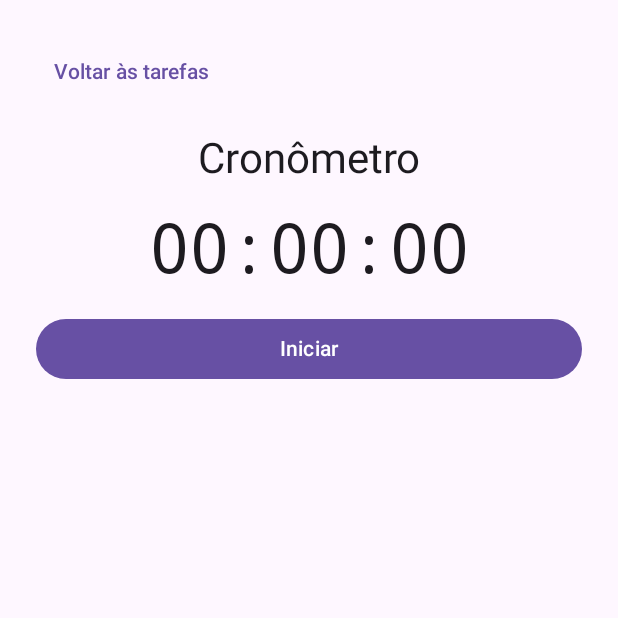
After one commit to GAMAZZO/Estudoapp, an Android app built with Jetpack Compose: the composable StopwatchScreen shown on its own in the app's theme, on a phone screen of 412 x 824 dp, the top half of it. The commit adds this screen. Run offline under Robolectric (Android 15) with nearby library versions, the phone set to English and light mode, and no system bars.

Commit message:
Adiciona cronômetro e registro de sessões de estudo

```diff
--- a/app/src/main/java/tcc/estudoapp/MainActivity.kt
+++ b/app/src/main/java/tcc/estudoapp/MainActivity.kt
@@ -8,18 +8,18 @@ import androidx.compose.foundation.isSystemInDarkTheme
 import androidx.compose.material3.MaterialTheme
 import androidx.compose.material3.darkColorScheme
 import androidx.compose.material3.lightColorScheme
-import tcc.estudoapp.ui.TasksScreen
+import tcc.estudoapp.ui.StudyApp
 
 class MainActivity : ComponentActivity() {
     override fun onCreate(savedInstanceState: Bundle?) {
         super.onCreate(savedInstanceState)
         enableEdgeToEdge()
-        val taskDao = (application as EstudoApplication).database.studyTaskDao()
+        val database = (application as EstudoApplication).database
 
         setContent {
             val colorScheme = if (isSystemInDarkTheme()) darkColorScheme() else lightColorScheme()
             MaterialTheme(colorScheme = colorScheme) {
-                TasksScreen(taskDao)
+                StudyApp(database)
             }
         }
     }
--- /dev/null
+++ b/app/src/main/java/tcc/estudoapp/ui/StopwatchScreen.kt
@@ -0,0 +1,111 @@
+package tcc.estudoapp.ui
+
+import android.os.SystemClock
+import androidx.compose.foundation.layout.Arrangement
+import androidx.compose.foundation.layout.Column
+import androidx.compose.foundation.layout.fillMaxSize
+import androidx.compose.foundation.layout.fillMaxWidth
+import androidx.compose.foundation.layout.padding
+import androidx.compose.foundation.rememberScrollState
+import androidx.compose.foundation.verticalScroll
+import androidx.compose.material3.Button
+import androidx.compose.material3.MaterialTheme
+import androidx.compose.material3.OutlinedButton
+import androidx.compose.material3.Scaffold
+import androidx.compose.material3.Text
+import androidx.compose.material3.TextButton
+import androidx.compose.runtime.Composable
+import androidx.compose.runtime.getValue
+import androidx.compose.runtime.produceState
+import androidx.compose.ui.Alignment
+import androidx.compose.ui.Modifier
+import androidx.compose.ui.res.stringResource
+import androidx.compose.ui.semantics.clearAndSetSemantics
+import androidx.compose.ui.semantics.contentDescription
+import androidx.compose.ui.semantics.heading
+import androidx.compose.ui.semantics.semantics
+import androidx.compose.ui.text.font.FontFamily
+import androidx.compose.ui.unit.dp
+import androidx.lifecycle.Lifecycle
+import androidx.lifecycle.compose.LocalLifecycleOwner
+import androidx.lifecycle.repeatOnLifecycle
+import kotlinx.coroutines.delay
+import tcc.estudoapp.R
+import java.util.Locale
+
+@Composable
+internal fun StopwatchScreen(
+    timer: StudyTimer,
+    saving: Boolean,
+    saved: Boolean,
+    saveFailed: Boolean,
+    onBack: () -> Unit,
+    onStart: () -> Unit,
+    onPause: () -> Unit,
+    onFinish: () -> Unit
+) {
+    val lifecycle = LocalLifecycleOwner.current.lifecycle
+    val now by produceState(SystemClock.elapsedRealtime(), timer, lifecycle) {
+        value = SystemClock.elapsedRealtime()
+        if (timer.isRunning) {
+            lifecycle.repeatOnLifecycle(Lifecycle.State.STARTED) {
+                while (true) {
+                    value = SystemClock.elapsedRealtime()
+                    delay(200)
+                }
+            }
+        }
+    }
+    val seconds = timer.elapsedAt(now) / 1_000
+    val elapsed = String.format(Locale.getDefault(), "%02d:%02d:%02d", seconds / 3600, seconds / 60 % 60, seconds % 60)
+    val elapsedDescription = stringResource(R.string.stopwatch_elapsed_description, elapsed)
+    val active = timer.id.isNotEmpty()
+
+    Scaffold { contentPadding ->
+        Column(
+            modifier = Modifier.fillMaxSize().padding(contentPadding)
+                .verticalScroll(rememberScrollState()).padding(24.dp),
+            verticalArrangement = Arrangement.spacedBy(16.dp),
+            horizontalAlignment = Alignment.CenterHorizontally
+        ) {
+            TextButton(onClick = onBack, enabled = !saving, modifier = Modifier.align(Alignment.Start)) {
+                Text(stringResource(R.string.stopwatch_back))
+            }
+            Text(
+                text = stringResource(R.string.stopwatch_title),
+                style = MaterialTheme.typography.headlineMedium,
+                modifier = Modifier.semantics { heading() }
+            )
+            Text(
+                text = elapsed,
+                style = MaterialTheme.typography.displayMedium,
+                fontFamily = FontFamily.Monospace,
+                modifier = Modifier.clearAndSetSemantics { contentDescription = elapsedDescription }
+            )
+            if (active) {
+                Text(stringResource(if (timer.isRunning) R.string.stopwatch_running else R.string.stopwatch_paused))
+            }
+            val actionLabel = when {
+                timer.isRunning -> R.string.stopwatch_pause
+                active -> R.string.stopwatch_resume
+                else -> R.string.stopwatch_start
+            }
+            Button(
+                onClick = if (timer.isRunning) onPause else onStart,
+                enabled = !saving,
+                modifier = Modifier.fillMaxWidth()
+            ) {
+                Text(stringResource(actionLabel))
+            }
+            if (active) {
+                OutlinedButton(onClick = onFinish, enabled = !saving, modifier = Modifier.fillMaxWidth()) {
+                    Text(stringResource(R.string.stopwatch_finish))
+                }
+            }
+            if (saved) Text(stringResource(R.string.stopwatch_saved))
+            if (saveFailed) {
+                Text(stringResource(R.string.stopwatch_save_error), color = MaterialTheme.colorScheme.error)
+            }
+        }
+    }
+}
--- a/app/src/main/res/values/strings.xml
+++ b/app/src/main/res/values/strings.xml
@@ -23,4 +23,15 @@
     <string name="task_delete_title">Excluir tarefa?</string>
     <string name="task_delete_confirmation">A tarefa “%1$s” será removida da lista.</string>
     <string name="task_delete_error">Não foi possível excluir a tarefa. Tente novamente.</string>
+    <string name="stopwatch_title">Cronômetro</string>
+    <string name="stopwatch_back">Voltar às tarefas</string>
+    <string name="stopwatch_start">Iniciar</string>
+    <string name="stopwatch_pause">Pausar</string>
+    <string name="stopwatch_resume">Retomar</string>
+    <string name="stopwatch_finish">Encerrar e salvar</string>
+    <string name="stopwatch_running">Sessão em andamento</string>
+    <string name="stopwatch_paused">Sessão pausada</string>
+    <string name="stopwatch_saved">Sessão de estudo salva.</string>
+    <string name="stopwatch_save_error">Não foi possível salvar a sessão. Tente novamente.</string>
+    <string name="stopwatch_elapsed_description">Tempo de estudo: %1$s</string>
 </resources>
```
Also changed, not shown: app/src/main/java/tcc/estudoapp/data/StudyDatabase.kt (+4 -3 lines), app/src/main/java/tcc/estudoapp/data/StudySession.kt (added, +21 -0 lines), app/src/main/java/tcc/estudoapp/ui/StudyApp.kt (added, +114 -0 lines), app/src/main/java/tcc/estudoapp/ui/TasksScreen.kt (+10 -3 lines), 1 other file.
